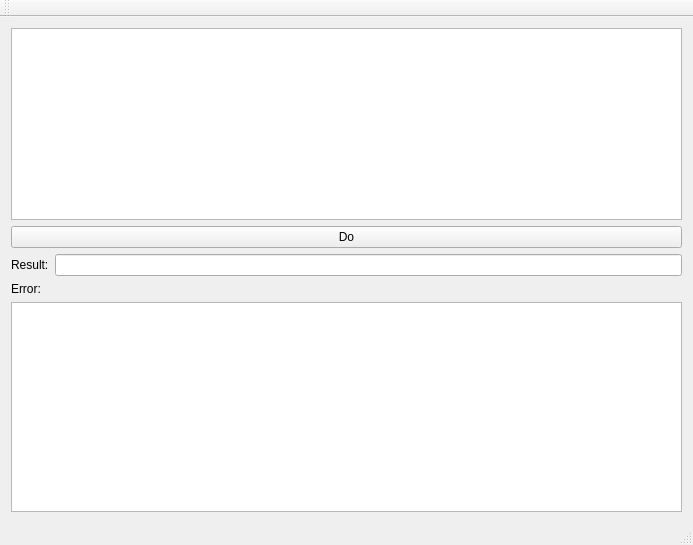
First picture: the form in r_simpleinterpreter.ui, repository NeverKnewTheName/R_SimpleInterpreter, before the edit.
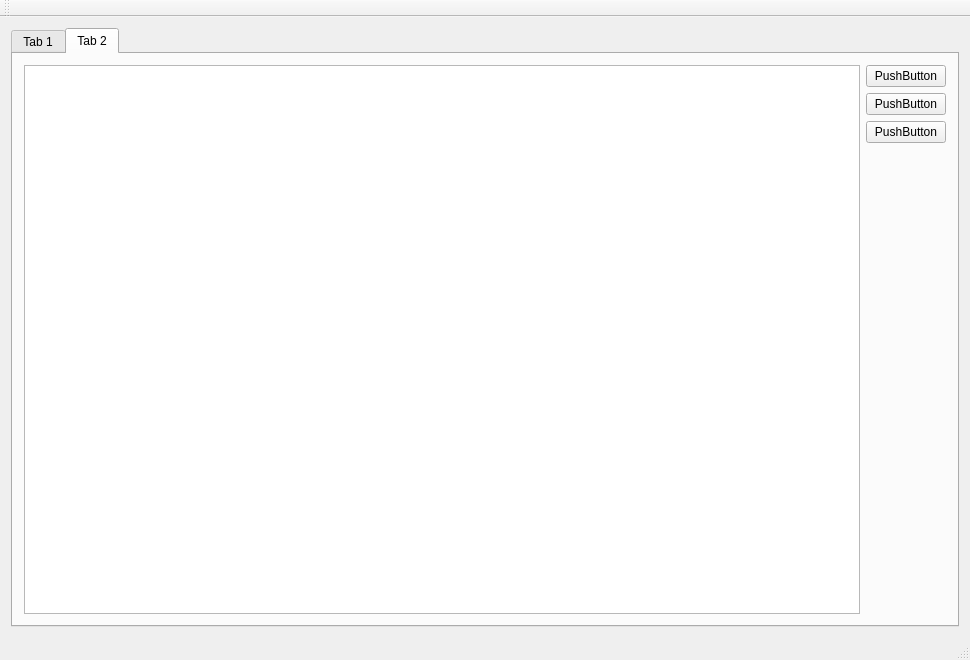
Second picture: the form after the edit.

Commit message: Advanced SymbolTable -> WIP; SymbolTableView as TreeView -> might need editing feature for GlobalSymbolTable; Added VarDefinitions as expressions to functions -> WIP

```diff
--- a/r_simpleinterpreter.ui
+++ b/r_simpleinterpreter.ui
@@ -6,8 +6,8 @@
    <rect>
     <x>0</x>
     <y>0</y>
-    <width>693</width>
-    <height>545</height>
+    <width>970</width>
+    <height>660</height>
    </rect>
   </property>
   <property name="sizePolicy">
@@ -26,16 +26,26 @@
      <verstretch>0</verstretch>
     </sizepolicy>
    </property>
-   <layout class="QVBoxLayout" name="verticalLayout_2">
+   <layout class="QHBoxLayout" name="horizontalLayout_2">
     <item>
-     <layout class="QVBoxLayout" name="verticalLayout">
+     <widget class="QTabWidget" name="tabWidget">
+      <property name="currentIndex">
+       <number>1</number>
+      </property>
+      <widget class="QWidget" name="tab">
+       <attribute name="title">
+        <string>Tab 1</string>
+       </attribute>
+       <layout class="QVBoxLayout" name="verticalLayout_3">
       <item>
        <widget class="QPlainTextEdit" name="plainTextEdit"/>
       </item>
       <item>
+         <layout class="QVBoxLayout" name="verticalLayout">
+          <item>
        <widget class="QPushButton" name="pushButton">
         <property name="text">
-         <string>Do</string>
+             <string>Interpret input</string>
         </property>
        </widget>
       </item>
@@ -55,18 +65,63 @@
       </item>
      </layout>
     </item>
-    <item>
-     <widget class="QLabel" name="label_2">
-      <property name="text">
-       <string>Error:</string>
-      </property>
-     </widget>
-    </item>
     <item>
      <widget class="QTextEdit" name="textEdit"/>
     </item>
    </layout>
   </widget>
+      <widget class="QWidget" name="tab_2">
+       <attribute name="title">
+        <string>Tab 2</string>
+       </attribute>
+       <layout class="QHBoxLayout" name="horizontalLayout_3">
+        <item>
+         <widget class="QTreeView" name="SymbolTableView"/>
+        </item>
+        <item>
+         <layout class="QVBoxLayout" name="verticalLayout_4">
+          <item>
+           <widget class="QPushButton" name="pushButton_2">
+            <property name="text">
+             <string>PushButton</string>
+            </property>
+           </widget>
+          </item>
+          <item>
+           <widget class="QPushButton" name="pushButton_3">
+            <property name="text">
+             <string>PushButton</string>
+            </property>
+           </widget>
+          </item>
+          <item>
+           <widget class="QPushButton" name="pushButton_4">
+            <property name="text">
+             <string>PushButton</string>
+            </property>
+           </widget>
+          </item>
+          <item>
+           <spacer name="verticalSpacer">
+            <property name="orientation">
+             <enum>Qt::Vertical</enum>
+            </property>
+            <property name="sizeHint" stdset="0">
+             <size>
+              <width>20</width>
+              <height>40</height>
+             </size>
+            </property>
+           </spacer>
+          </item>
+         </layout>
+        </item>
+       </layout>
+      </widget>
+     </widget>
+    </item>
+   </layout>
+  </widget>
   <widget class="QMenuBar" name="menuBar">
    <property name="geometry">
     <rect>
```
Left out of the diff: 2 changed lines with no effect on the pictures. Lines whose indentation alone changed are shown as unchanged. The commit also changes 13 other files.
